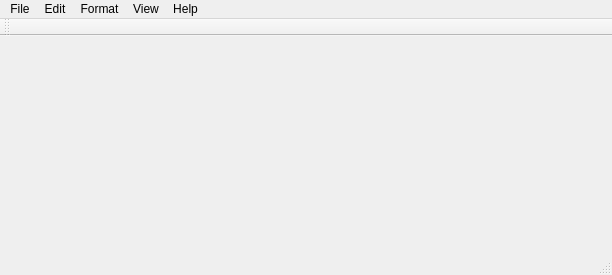
Qt form NoteYocta/mainwindow.ui (aliakbarmotallebi/noteyocto) before a commit.
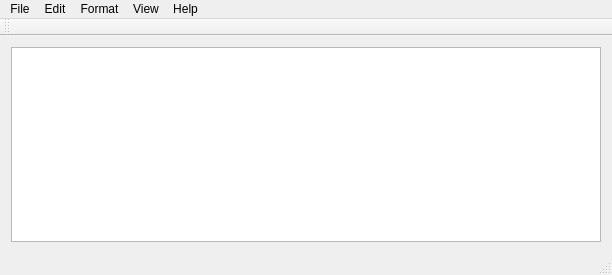
The same form after that commit.

Commit message: Add central TextEdit widget and impose a vertical layout on all widgets.

```diff
--- a/NoteYocta/mainwindow.ui
+++ b/NoteYocta/mainwindow.ui
@@ -19,7 +19,13 @@
   <property name="windowTitle">
    <string>MainWindow</string>
   </property>
-  <widget class="QWidget" name="centralWidget"/>
+  <widget class="QWidget" name="centralWidget">
+   <layout class="QVBoxLayout" name="verticalLayout">
+    <item>
+     <widget class="QTextEdit" name="textEdit"/>
+    </item>
+   </layout>
+  </widget>
   <widget class="QMenuBar" name="menuBar">
    <property name="geometry">
     <rect>
```
